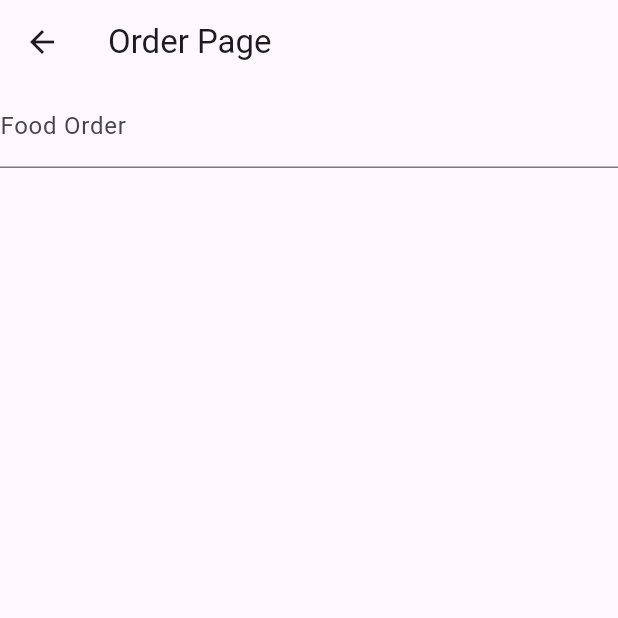
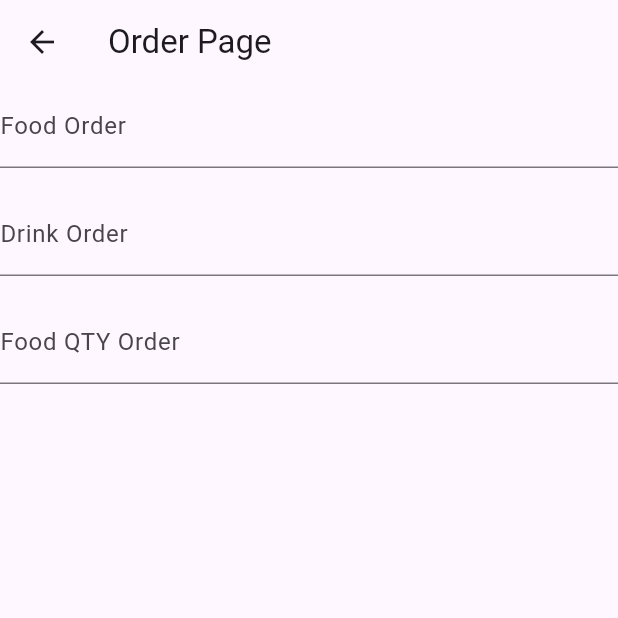
Before and after one commit to DaffaPutra7/20220140133_act4, a Flutter app: the OrderPage screen opened directly, on a phone screen of 412 x 824 dp, the top half of it. Run offline on Flutter 3.47's test engine with Material 3 defaults, Android fonts, the light colour scheme and no system bars.

Commit message:
Menambah code untuk input form pemesanan minuman dan jumlah makanan serta validasi

```diff
--- a/lib/orderpage.dart
+++ b/lib/orderpage.dart
@@ -42,6 +42,26 @@
                 return null;
               },
             ),
+            TextFormField(
+              controller: minumanController,
+              decoration: const InputDecoration(labelText: 'Drink Order'),
+              validator: (value) {
+                if (value == null || value.isEmpty) {
+                  return 'Please enter your drink order';
+                }
+                return null;
+              },
+            ),
+            TextFormField(
+              controller: jumlahMakananController,
+              decoration: const InputDecoration(labelText: 'Food QTY Order'),
+              validator: (value) {
+                if (value == null || value.isEmpty) {
+                  return 'Please enter your qty of food order';
+                }
+                return null;
+              },
+            ),
           ],
         )
       ),
```
